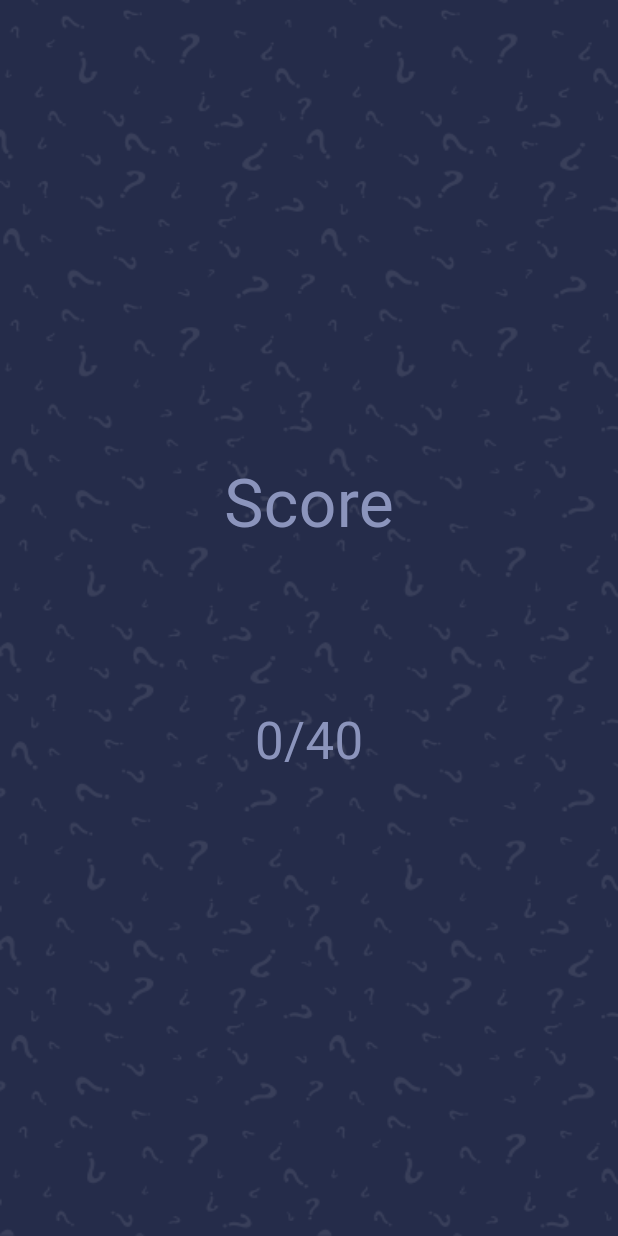
After one commit to mohammed-xp/quiz_app, a Flutter app: the ScoreView screen opened directly, on a phone screen of 412 x 824 dp. The commit adds this screen. Run offline on Flutter 3.47's test engine with Material 3 defaults, Android fonts, the phone set to English and light mode, and no system bars; our stand-ins replace get, go_router, websafe_svg.

Commit message:
Done logic and ui score view

```diff
--- a/lib/core/utils/app_router.dart
+++ b/lib/core/utils/app_router.dart
@@ -1,22 +1,29 @@
-
-import 'package:go_router/go_router.dart';
-import 'package:quiz_app/features/quiz/presentation/views/quiz_view.dart';
-import 'package:quiz_app/features/welcome/presentation/views/welcome_view.dart';
-
-abstract class AppRouter{
-
-  static const String kQuizView = '/quizView';
-
-  static final router = GoRouter(
-    routes: [
-      GoRoute(
-        path: '/',
-        builder: (context, state) => const WelcomeView(),
-      ),
-      GoRoute(
-        path: kQuizView,
-        builder: (context, state) => const QuizView(),
-      ),
-    ],
-  );
-}
+//
+// import 'package:go_router/go_router.dart';
+// import 'package:quiz_app/features/quiz/presentation/views/quiz_view.dart';
+// import 'package:quiz_app/features/score/presentation/views/score_view.dart';
+// import 'package:quiz_app/features/welcome/presentation/views/welcome_view.dart';
+//
+// abstract class AppRouter{
+//
+//   static const String kQuizView = '/quizView';
+//   static const String kScoreView = '/scoreView';
+//
+//   static final router = GoRouter(
+//     routes: [
+//       GoRoute(
+//         path: '/',
+//         builder: (context, state) => const WelcomeView(),
+//       ),
+//       GoRoute(
+//         path: kQuizView,
+//         builder: (context, state) => const QuizView(),
+//       ),
+//
+//       GoRoute(
+//         path: kScoreView,
+//         builder: (context, state) => const ScoreView(),
+//       ),
+//     ],
+//   );
+// }
--- a/lib/core/utils/styles.dart
+++ b/lib/core/utils/styles.dart
@@ -3,6 +3,12 @@ import 'package:flutter/material.dart';
 import 'package:quiz_app/constants.dart';
 
 abstract class Styles{
+
+  // headline3
+  static const textStyle44 = TextStyle(
+    fontSize: 44,
+    fontWeight: FontWeight.w400,
+  );
 
   // headline4
   static const textStyle34 = TextStyle(
--- a/lib/features/quiz/presentation/manager/question_controller.dart
+++ b/lib/features/quiz/presentation/manager/question_controller.dart
@@ -2,6 +2,7 @@ import 'package:flutter/animation.dart';
 import 'package:flutter/cupertino.dart';
 import 'package:get/get.dart';
 import 'package:get/get_state_manager/get_state_manager.dart';
+import 'package:quiz_app/features/score/presentation/views/score_view.dart';
 
 import '../../../../core/models/questions/questions_model.dart';
 
@@ -28,8 +29,8 @@ class QuestionController extends GetxController
   bool _isAnswered = false;
   bool get isAnswered => _isAnswered;
 
-  int? _correctAns;
-  int? get correctAns => _correctAns;
+  int _correctAns = 0;
+  int get correctAns => _correctAns;
 
   int? _selectedAns;
   int? get selectedAns => _selectedAns;
@@ -65,7 +66,7 @@ class QuestionController extends GetxController
     );
   }
 
-  void nextQuestion(){
+  void nextQuestion({context}){
     if(_questionNumber.value != _questions.length){
       _isAnswered = false;
       _pageController.nextPage(
@@ -79,6 +80,9 @@ class QuestionController extends GetxController
       // Then start it again
       // Once time is finish go to next question
       _animationController.forward().whenComplete(nextQuestion);
+    } else {
+      // GoRouter.of(context).pushReplacement(AppRouter.kScoreView);
+      Get.to(const ScoreView());
     }
   }
 
--- /dev/null
+++ b/lib/features/score/presentation/views/score_view.dart
@@ -0,0 +1,23 @@
+import 'package:flutter/material.dart';
+import 'package:quiz_app/features/score/presentation/views/widgets/score_view_body.dart';
+
+class ScoreView extends StatelessWidget {
+  const ScoreView({super.key});
+
+  @override
+  Widget build(BuildContext context) {
+    return Scaffold(
+      body: Container(
+        width: double.infinity,
+        height: double.infinity,
+        decoration: const BoxDecoration(
+          image: DecorationImage(
+            image: AssetImage('assets/icons/bg.png'),
+            fit: BoxFit.fill,
+          ),
+        ),
+        child: const SafeArea(child: ScoreViewBody(),),
+      ),
+    );
+  }
+}
--- /dev/null
+++ b/lib/features/score/presentation/views/widgets/score_view_body.dart
@@ -0,0 +1,39 @@
+import 'package:flutter/material.dart';
+import 'package:get/get.dart';
+import 'package:get/get_core/src/get_main.dart';
+import 'package:quiz_app/constants.dart';
+import 'package:quiz_app/core/utils/styles.dart';
+import 'package:quiz_app/features/quiz/presentation/manager/question_controller.dart';
+
+class ScoreViewBody extends StatelessWidget {
+  const ScoreViewBody({super.key});
+
+  @override
+  Widget build(BuildContext context) {
+    QuestionController questionController = Get.put(QuestionController());
+    return Column(
+      children: [
+        const Spacer(
+          flex: 3,
+        ),
+        Text(
+          'Score',
+          style: Styles.textStyle44.copyWith(
+            color: kSecondaryColor,
+          ),
+        ),
+        const Spacer(),
+        Text(
+          '${questionController.correctAns * 10}/${questionController.questions.length * 10}',
+          style: Styles.textStyle34.copyWith(
+            color: kSecondaryColor,
+            fontWeight: FontWeight.w400,
+          ),
+        ),
+        const Spacer(
+          flex: 3,
+        ),
+      ],
+    );
+  }
+}
--- a/lib/features/welcome/presentation/views/widgets/welcome_view_body.dart
+++ b/lib/features/welcome/presentation/views/widgets/welcome_view_body.dart
@@ -1,6 +1,8 @@
 import 'package:flutter/material.dart';
+import 'package:get/get.dart';
 import 'package:go_router/go_router.dart';
 import 'package:quiz_app/core/utils/app_router.dart';
+import 'package:quiz_app/features/quiz/presentation/views/quiz_view.dart';
 import 'package:quiz_app/features/welcome/presentation/views/widgets/custom_button.dart';
 import 'package:quiz_app/features/welcome/presentation/views/widgets/custom_text_field.dart';
 
@@ -36,7 +38,8 @@ class WelcomeViewBody extends StatelessWidget {
           CustomButton(
             text: 'Let\'s Start Quiz',
             onPressed: () {
-              GoRouter.of(context).push(AppRouter.kQuizView);
+              // GoRouter.of(context).push(AppRouter.kQuizView);
+              Get.to(const QuizView());
             },
           ),
           const Spacer(
--- a/lib/main.dart
+++ b/lib/main.dart
@@ -1,5 +1,6 @@
 import 'package:flutter/material.dart';
-import 'package:quiz_app/core/utils/app_router.dart';
+import 'package:get/get_navigation/src/root/get_material_app.dart';
+import 'package:quiz_app/features/welcome/presentation/views/welcome_view.dart';
 
 void main() {
   runApp(const MyApp());
@@ -11,11 +12,12 @@ class MyApp extends StatelessWidget {
   // This widget is the root of your application.
   @override
   Widget build(BuildContext context) {
-    return MaterialApp.router(
-      routerConfig: AppRouter.router,
+    return GetMaterialApp(
+      // routerConfig: AppRouter.router,
       title: 'Quiz App',
       debugShowCheckedModeBanner: false,
       theme: ThemeData.dark(),
+      home: const WelcomeView(),
     );
   }
 }
```
